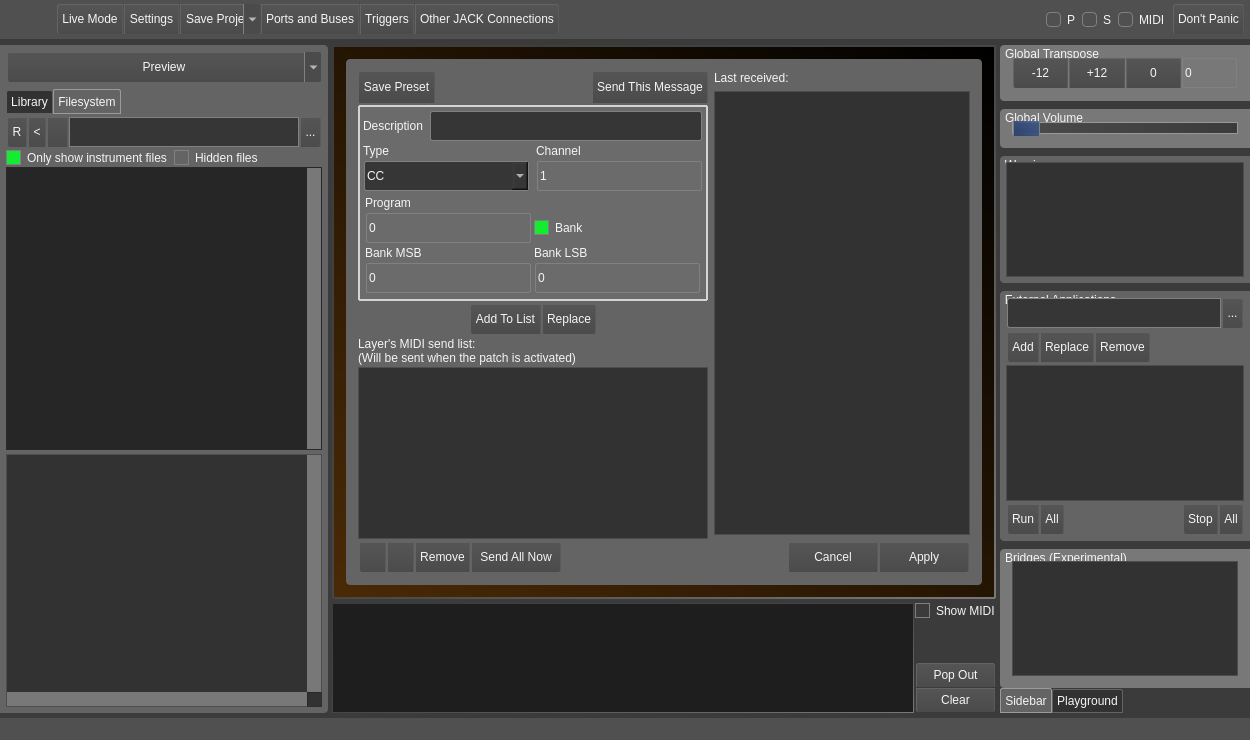
Old version of the form src/mainwindow.ui in the repository noedigcode/konfyt.
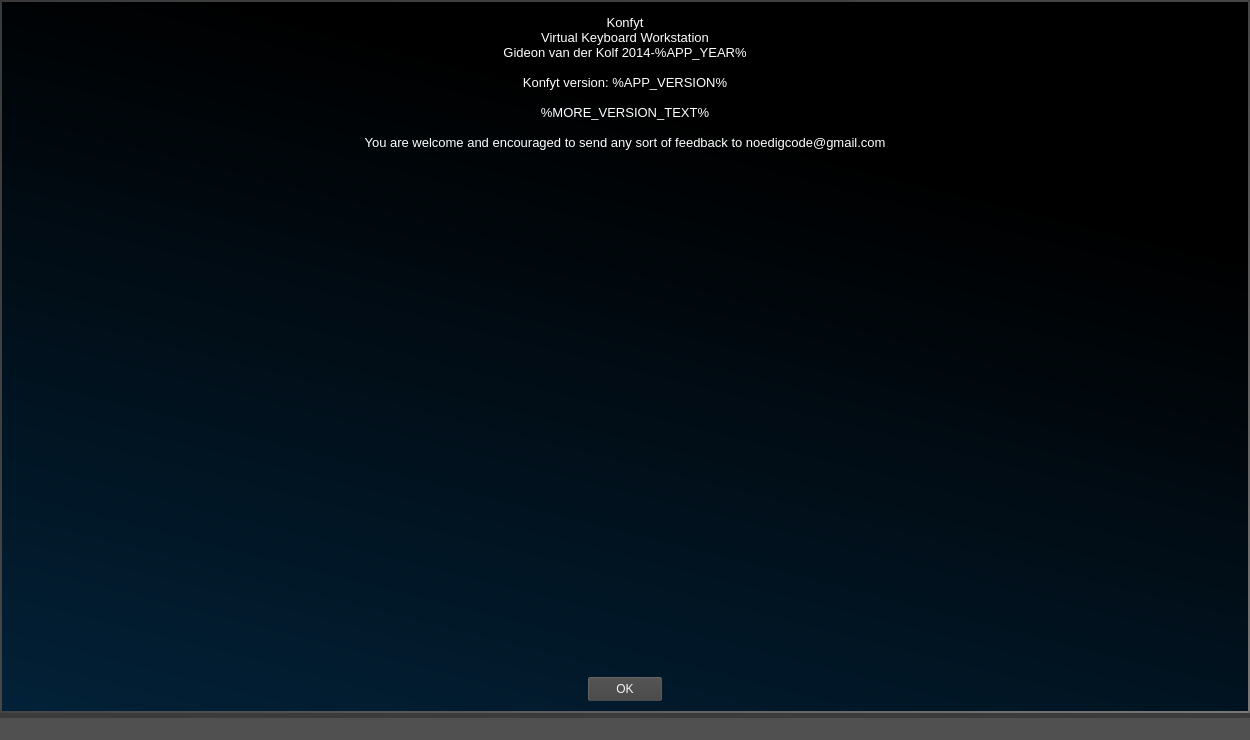
New version of the form. The open tabs and pages were chosen to show the change. Icons and pictures are not drawn. Custom widgets are drawn as their Qt base class.

Commit message: Removed separate about dialog and integrate into main window.

What changed in the file:
```diff
--- a/src/mainwindow.ui
+++ b/src/mainwindow.ui
@@ -644,6 +644,28 @@
     </property>
     <property name="bottomMargin">
      <number>5</number>
+    </property>
+    <item>
+     <widget class="QStackedWidget" name="stackedWidget_window">
+      <property name="currentIndex">
+       <number>0</number>
+      </property>
+      <widget class="QWidget" name="page_window_main">
+       <layout class="QVBoxLayout" name="verticalLayout_13">
+        <property name="spacing">
+         <number>5</number>
+        </property>
+        <property name="leftMargin">
+         <number>0</number>
+        </property>
+        <property name="topMargin">
+         <number>0</number>
+        </property>
+        <property name="rightMargin">
+         <number>0</number>
+        </property>
+        <property name="bottomMargin">
+         <number>0</number>
     </property>
     <item>
      <widget class="QFrame" name="frame_MainToolbar">
@@ -724,7 +746,7 @@
          <property name="maximumSize">
           <size>
            <width>16777215</width>
-           <height>32</height>
+               <height>26</height>
           </size>
          </property>
          <property name="styleSheet">
@@ -1015,7 +1037,7 @@
          <property name="maximumSize">
           <size>
            <width>16777215</width>
-           <height>32</height>
+               <height>26</height>
           </size>
          </property>
          <property name="styleSheet">
@@ -1084,6 +1106,28 @@
      </widget>
     </item>
     <item>
+         <widget class="QStackedWidget" name="stackedWidget_main">
+          <property name="currentIndex">
+           <number>0</number>
+          </property>
+          <widget class="QWidget" name="page_main_main">
+           <layout class="QVBoxLayout" name="verticalLayout_12">
+            <property name="spacing">
+             <number>0</number>
+            </property>
+            <property name="leftMargin">
+             <number>0</number>
+            </property>
+            <property name="topMargin">
+             <number>0</number>
+            </property>
+            <property name="rightMargin">
+             <number>0</number>
+            </property>
+            <property name="bottomMargin">
+             <number>0</number>
+            </property>
+            <item>
      <widget class="QSplitter" name="splitter_center_and_sidebars">
       <property name="orientation">
        <enum>Qt::Horizontal</enum>
@@ -1465,13 +1509,13 @@
                    <property name="minimumSize">
                     <size>
                      <width>0</width>
-                     <height>32</height>
+                             <height>26</height>
                     </size>
                    </property>
                    <property name="maximumSize">
                     <size>
                      <width>16777215</width>
-                     <height>32</height>
+                             <height>26</height>
                     </size>
                    </property>
                    <property name="styleSheet">
@@ -1741,13 +1785,13 @@
               <property name="minimumSize">
                <size>
                 <width>0</width>
-                <height>32</height>
+                        <height>26</height>
                </size>
               </property>
               <property name="maximumSize">
                <size>
                 <width>16777215</width>
-                <height>32</height>
+                        <height>26</height>
                </size>
               </property>
               <property name="styleSheet">
@@ -6720,13 +6764,13 @@
                         <property name="minimumSize">
                          <size>
                           <width>0</width>
-                          <height>32</height>
+                                  <height>26</height>
                          </size>
                         </property>
                         <property name="maximumSize">
                          <size>
                           <width>16777215</width>
-                          <height>32</height>
+                                  <height>26</height>
                          </size>
                         </property>
                         <property name="styleSheet">
@@ -6815,13 +6859,13 @@
                         <property name="minimumSize">
                          <size>
                           <width>0</width>
-                          <height>32</height>
+                                  <height>26</height>
                          </size>
                         </property>
                         <property name="maximumSize">
                          <size>
                           <width>16777215</width>
-                          <height>32</height>
+                                  <height>26</height>
                          </size>
                         </property>
                         <property name="styleSheet">
@@ -6863,7 +6907,7 @@
                            </property>
                            <property name="minimumSize">
                             <size>
-                             <width>90</width>
+                                     <width>74</width>
                              <height>0</height>
                             </size>
                            </property>
@@ -6959,13 +7003,13 @@
                            <property name="minimumSize">
                             <size>
                              <width>0</width>
-                             <height>32</height>
+                                     <height>26</height>
                             </size>
                            </property>
                            <property name="maximumSize">
                             <size>
                              <width>16777215</width>
-                             <height>32</height>
+                                     <height>26</height>
                             </size>
                            </property>
                            <property name="styleSheet">
@@ -7030,13 +7074,13 @@
                              <property name="minimumSize">
                               <size>
                                <width>0</width>
-                               <height>32</height>
+                                       <height>26</height>
                               </size>
                              </property>
                              <property name="maximumSize">
                               <size>
                                <width>16777215</width>
-                               <height>32</height>
+                                       <height>26</height>
                               </size>
                              </property>
                              <property name="styleSheet">
@@ -7132,13 +7176,13 @@
                              <property name="minimumSize">
                               <size>
                                <width>0</width>
-                               <height>32</height>
+                                       <height>26</height>
                               </size>
                              </property>
                              <property name="maximumSize">
                               <size>
                                <width>16777215</width>
-                               <height>32</height>
+                                       <height>26</height>
                               </size>
                              </property>
                              <property name="styleSheet">
@@ -7427,13 +7471,13 @@
                              <property name="minimumSize">
                               <size>
                                <width>0</width>
-                               <height>32</height>
+                                       <height>26</height>
                               </size>
                              </property>
                              <property name="maximumSize">
                               <size>
                                <width>16777215</width>
-                               <height>32</height>
+                                       <height>26</height>
                               </size>
                              </property>
                              <property name="styleSheet">
@@ -7504,13 +7548,13 @@
                              <property name="minimumSize">
                               <size>
                                <width>0</width>
-                               <height>32</height>
+                                       <height>26</height>
                               </size>
                              </property>
                              <property name="maximumSize">
                               <size>
                                <width>16777215</width>
-                               <height>32</height>
+                                       <height>26</height>
                               </size>
                              </property>
                              <property name="styleSheet">
@@ -7585,13 +7629,13 @@
                              <property name="minimumSize">
                               <size>
                                <width>0</width>
-                               <height>32</height>
+                                       <height>26</height>
                               </size>
                              </property>
                              <property name="maximumSize">
                               <size>
                                <width>16777215</width>
-                               <height>32</height>
+                                       <height>26</height>
                               </size>
                              </property>
                              <property name="styleSheet">
@@ -7951,13 +7995,13 @@
                         <property name="minimumSize">
                          <size>
                           <width>0</width>
-                          <height>32</height>
+                                  <height>26</height>
                          </size>
                         </property>
                         <property name="maximumSize">
                          <size>
                           <width>16777215</width>
-                          <height>32</height>
+                                  <height>26</height>
                          </size>
                         </property>
                         <property name="styleSheet">
@@ -8086,13 +8130,13 @@
                         <property name="minimumSize">
                          <size>
                           <width>0</width>
-                          <height>32</height>
+                                  <height>26</height>
                          </size>
                         </property>
                         <property name="maximumSize">
                          <size>
                           <width>16777215</width>
-                          <height>32</height>
+                                  <height>26</height>
                          </size>
                         </property>
                         <property name="styleSheet">
@@ -8247,7 +8291,7 @@
                            </property>
                            <property name="minimumSize">
                             <size>
-                             <width>90</width>
+                                     <width>74</width>
                              <height>0</height>
                             </size>
                            </property>
@@ -8318,13 +8362,13 @@
                         <property name="minimumSize">
                          <size>
                           <width>0</width>
-                          <height>32</height>
+                                  <height>26</height>
                          </size>
                         </property>
                         <property name="maximumSize">
                          <size>
                           <width>16777215</width>
-                          <height>32</height>
+                                  <height>26</height>
                          </size>
                         </property>
                         <property name="styleSheet">
@@ -8365,7 +8409,7 @@
                            </property>
                            <property name="minimumSize">
                             <size>
-                             <width>90</width>
+                                     <width>74</width>
                              <height>0</height>
                             </size>
                            </property>
@@ -8392,7 +8436,7 @@
                            </property>
                            <property name="minimumSize">
                             <size>
-                             <width>90</width>
+                                     <width>74</width>
                              <height>0</height>
                             </size>
                            </property>
@@ -8804,13 +8848,13 @@
               <property name="minimumSize">
                <size>
                 <width>0</width>
-                <height>32</height>
+                        <height>26</height>
                </size>
               </property>
               <property name="maximumSize">
                <size>
                 <width>16777215</width>
-                <height>32</height>
+                        <height>26</height>
                </size>
               </property>
               <property name="styleSheet">
@@ -9151,13 +9195,13 @@
               <property name="minimumSize">
                <size>
                 <width>0</width>
-                <height>32</height>
+                        <height>26</height>
                </size>
               </property>
               <property name="maximumSize">
                <size>
                 <width>16777215</width>
-                <height>32</height>
+                        <height>26</height>
                </size>
               </property>
               <property name="styleSheet">
@@ -9255,13 +9299,13 @@
               <property name="minimumSize">
                <size>
                 <width>0</width>
-                <height>32</height>
+                        <height>26</height>
                </size>
               </property>
               <property name="maximumSize">
                <size>
                 <width>16777215</width>
-                <height>32</height>
+                        <height>26</height>
                </size>
               </property>
               <property name="styleSheet">
@@ -9401,13 +9445,13 @@
                 <property name="minimumSize">
                  <size>
                   <width>0</width>
-                  <height>32</height>
+                          <height>26</height>
                  </size>
                 </property>
                 <property name="maximumSize">
                  <size>
                   <width>16777215</width>
-                  <height>32</height>
+                          <height>26</height>
                  </size>
                 </property>
                 <property name="styleSheet">
@@ -9506,13 +9550,13 @@
                 <property name="minimumSize">
                  <size>
                   <width>0</width>
-                  <height>32</height>
+                          <height>26</height>
                  </size>
                 </property>
                 <property name="maximumSize">
                  <size>
                   <width>16777215</width>
-                  <height>32</height>
+                          <height>26</height>
                  </size>
                 </property>
                 <property name="styleSheet">
@@ -9606,6 +9650,171 @@
     </item>
    </layout>
   </widget>
+          <widget class="QWidget" name="page_main_2"/>
+         </widget>
+        </item>
+       </layout>
+      </widget>
+      <widget class="QWidget" name="page_window_about">
+       <layout class="QVBoxLayout" name="verticalLayout_32">
+        <property name="leftMargin">
+         <number>0</number>
+        </property>
+        <property name="topMargin">
+         <number>0</number>
+        </property>
+        <property name="rightMargin">
+         <number>0</number>
+        </property>
+        <property name="bottomMargin">
+         <number>0</number>
+        </property>
+        <item>
+         <widget class="QWidget" name="widget_about_background" native="true">
+          <property name="styleSheet">
+           <string notr="true">QWidget#widget_about_background {
+	background-color: qlineargradient(spread:pad, x1:0, y1:1, x2:0.403, y2:0.0965909, stop:0 rgba(2, 33, 56, 255), stop:1 rgba(0, 0, 0, 255));
+	border: 2px solid;
+	border-top-color: qlineargradient(spread:pad, x1:1, y1:0, x2:0, y2:0, stop:0 rgba(70, 70, 70, 255), stop:1 rgba(59, 59, 59, 255));
+	border-left-color: qlineargradient(spread:pad, x1:0, y1:1, x2:0, y2:0, stop:0 rgba(70, 70, 70, 255), stop:1 rgba(59, 59, 59, 255));
+	border-right-color: qlineargradient(spread:pad, x1:0, y1:1, x2:0, y2:0, stop:0 rgba(120, 120, 120, 255), stop:1 rgba(70, 70, 70, 255));
+	border-bottom-color: qlineargradient(spread:pad, x1:1, y1:0, x2:0, y2:0, stop:0 rgba(120, 120, 120, 255), stop:1 rgba(70, 70, 70, 255));
+}</string>
+          </property>
+          <layout class="QVBoxLayout" name="verticalLayout_31">
+           <item>
+            <widget class="QTextBrowser" name="textBrowser_about">
+             <property name="styleSheet">
+              <string notr="true">QTextBrowser {
+	border: 0;
+	background-color: transparent;
+	color: white;
+}</string>
+             </property>
+             <property name="html">
+              <string>&lt;!DOCTYPE HTML PUBLIC &quot;-//W3C//DTD HTML 4.0//EN&quot; &quot;http://www.w3.org/TR/REC-html40/strict.dtd&quot;&gt;
+&lt;html&gt;&lt;head&gt;&lt;meta name=&quot;qrichtext&quot; content=&quot;1&quot; /&gt;&lt;style type=&quot;text/css&quot;&gt;
+p, li { white-space: pre-wrap; }
+&lt;/style&gt;&lt;/head&gt;&lt;body style=&quot; font-family:'Ubuntu'; font-size:10pt; font-weight:400; font-style:normal;&quot;&gt;
+&lt;p align=&quot;center&quot; style=&quot; margin-top:0px; margin-bottom:0px; margin-left:0px; margin-right:0px; -qt-block-indent:0; text-indent:0px;&quot;&gt;&lt;img src=&quot;:/icons/konfyt 128.png&quot; /&gt;&lt;/p&gt;
+&lt;p align=&quot;center&quot; style=&quot; margin-top:0px; margin-bottom:0px; margin-left:0px; margin-right:0px; -qt-block-indent:0; text-indent:0px;&quot;&gt;&lt;span style=&quot; font-family:'Noto Sans';&quot;&gt;Konfyt&lt;/span&gt;&lt;/p&gt;
+&lt;p align=&quot;center&quot; style=&quot; margin-top:0px; margin-bottom:0px; margin-left:0px; margin-right:0px; -qt-block-indent:0; text-indent:0px;&quot;&gt;&lt;span style=&quot; font-family:'Noto Sans';&quot;&gt;Virtual Keyboard Workstation&lt;/span&gt;&lt;/p&gt;
+&lt;p align=&quot;center&quot; style=&quot; margin-top:0px; margin-bottom:0px; margin-left:0px; margin-right:0px; -qt-block-indent:0; text-indent:0px;&quot;&gt;&lt;span style=&quot; font-family:'Noto Sans';&quot;&gt;Gideon van der Kolf 2014-%APP_YEAR%&lt;/span&gt;&lt;/p&gt;
+&lt;p align=&quot;center&quot; style=&quot;-qt-paragraph-type:empty; margin-top:0px; margin-bottom:0px; margin-left:0px; margin-right:0px; -qt-block-indent:0; text-indent:0px; font-family:'Noto Sans';&quot;&gt;&lt;br /&gt;&lt;/p&gt;
+&lt;p align=&quot;center&quot; style=&quot; margin-top:0px; margin-bottom:0px; margin-left:0px; margin-right:0px; -qt-block-indent:0; text-indent:0px;&quot;&gt;&lt;span style=&quot; font-family:'Noto Sans';&quot;&gt;Konfyt version: %APP_VERSION%&lt;/span&gt;&lt;/p&gt;
+&lt;p align=&quot;center&quot; style=&quot;-qt-paragraph-type:empty; margin-top:0px; margin-bottom:0px; margin-left:0px; margin-right:0px; -qt-block-indent:0; text-indent:0px; font-family:'Noto Sans';&quot;&gt;&lt;br /&gt;&lt;/p&gt;
+&lt;p align=&quot;center&quot; style=&quot; margin-top:0px; margin-bottom:0px; margin-left:0px; margin-right:0px; -qt-block-indent:0; text-indent:0px;&quot;&gt;&lt;span style=&quot; font-family:'Noto Sans';&quot;&gt;%MORE_VERSION_TEXT%&lt;/span&gt;&lt;/p&gt;
+&lt;p align=&quot;center&quot; style=&quot;-qt-paragraph-type:empty; margin-top:0px; margin-bottom:0px; margin-left:0px; margin-right:0px; -qt-block-indent:0; text-indent:0px; font-family:'Noto Sans';&quot;&gt;&lt;br /&gt;&lt;/p&gt;
+&lt;p align=&quot;center&quot; style=&quot; margin-top:0px; margin-bottom:0px; margin-left:0px; margin-right:0px; -qt-block-indent:0; text-indent:0px;&quot;&gt;&lt;span style=&quot; font-family:'Noto Sans';&quot;&gt;You are welcome and encouraged to send any sort of feedback to noedigcode@gmail.com&lt;/span&gt;&lt;/p&gt;&lt;/body&gt;&lt;/html&gt;</string>
+             </property>
+            </widget>
+           </item>
+           <item>
+            <layout class="QHBoxLayout" name="horizontalLayout_74">
+             <item>
+              <spacer name="horizontalSpacer_19">
+               <property name="orientation">
+                <enum>Qt::Horizontal</enum>
+               </property>
+               <property name="sizeHint" stdset="0">
+                <size>
+                 <width>40</width>
+                 <height>20</height>
+                </size>
+               </property>
+              </spacer>
+             </item>
+             <item>
+              <widget class="QFrame" name="frame_37">
+               <property name="maximumSize">
+                <size>
+                 <width>16777215</width>
+                 <height>26</height>
+                </size>
+               </property>
+               <property name="styleSheet">
+                <string notr="true"/>
+               </property>
+               <property name="frameShape">
+                <enum>QFrame::StyledPanel</enum>
+               </property>
+               <property name="frameShadow">
+                <enum>QFrame::Raised</enum>
+               </property>
+               <property name="buttonFrame" stdset="0">
+                <bool>true</bool>
+               </property>
+               <layout class="QHBoxLayout" name="horizontalLayout_72">
+                <property name="spacing">
+                 <number>1</number>
+                </property>
+                <property name="leftMargin">
+                 <number>0</number>
+                </property>
+                <property name="topMargin">
+                 <number>0</number>
+                </property>
+                <property name="rightMargin">
+                 <number>0</number>
+                </property>
+                <property name="bottomMargin">
+                 <number>0</number>
+                </property>
+                <item>
+                 <widget class="QPushButton" name="pushButton_about_ok">
+                  <property name="sizePolicy">
+                   <sizepolicy hsizetype="Minimum" vsizetype="Minimum">
+                    <horstretch>0</horstretch>
+                    <verstretch>0</verstretch>
+                   </sizepolicy>
+                  </property>
+                  <property name="minimumSize">
+                   <size>
+                    <width>74</width>
+                    <height>0</height>
+                   </size>
+                  </property>
+                  <property name="maximumSize">
+                   <size>
+                    <width>16777215</width>
+                    <height>16777215</height>
+                   </size>
+                  </property>
+                  <property name="text">
+                   <string>OK</string>
+                  </property>
+                  <property name="KonfytWideButton" stdset="0">
+                   <bool>true</bool>
+                  </property>
+                 </widget>
+                </item>
+               </layout>
+              </widget>
+             </item>
+             <item>
+              <spacer name="horizontalSpacer_20">
+               <property name="orientation">
+                <enum>Qt::Horizontal</enum>
+               </property>
+               <property name="sizeHint" stdset="0">
+                <size>
+                 <width>40</width>
+                 <height>20</height>
+                </size>
+               </property>
+              </spacer>
+             </item>
+            </layout>
+           </item>
+          </layout>
+         </widget>
+        </item>
+       </layout>
+      </widget>
+     </widget>
+    </item>
+   </layout>
+  </widget>
   <widget class="QStatusBar" name="statusBar">
    <property name="enabled">
     <bool>true</bool>
```
Left out of the diff: 138 changed lines with no effect on the pictures. Lines whose indentation alone changed are shown as unchanged. The commit also changes 6 other files.
